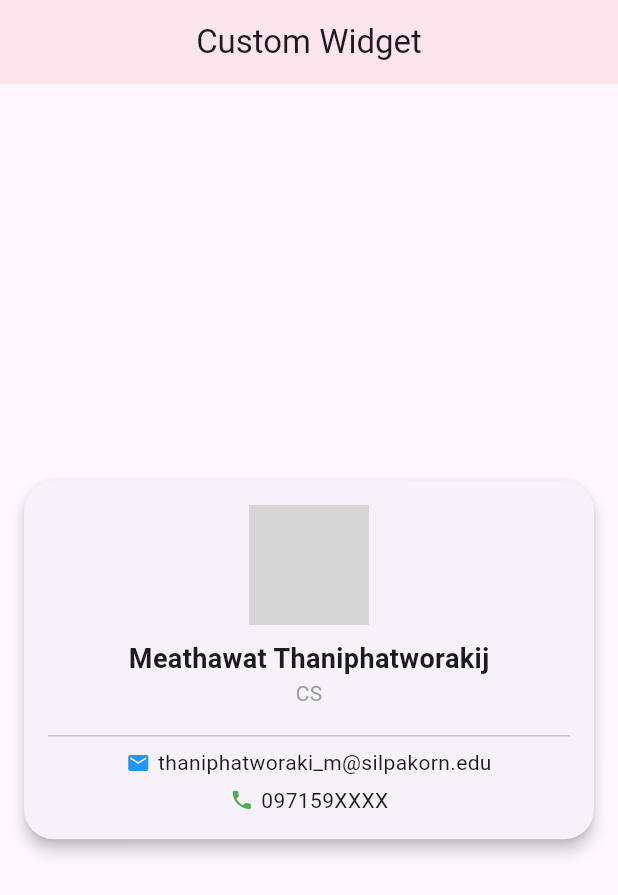
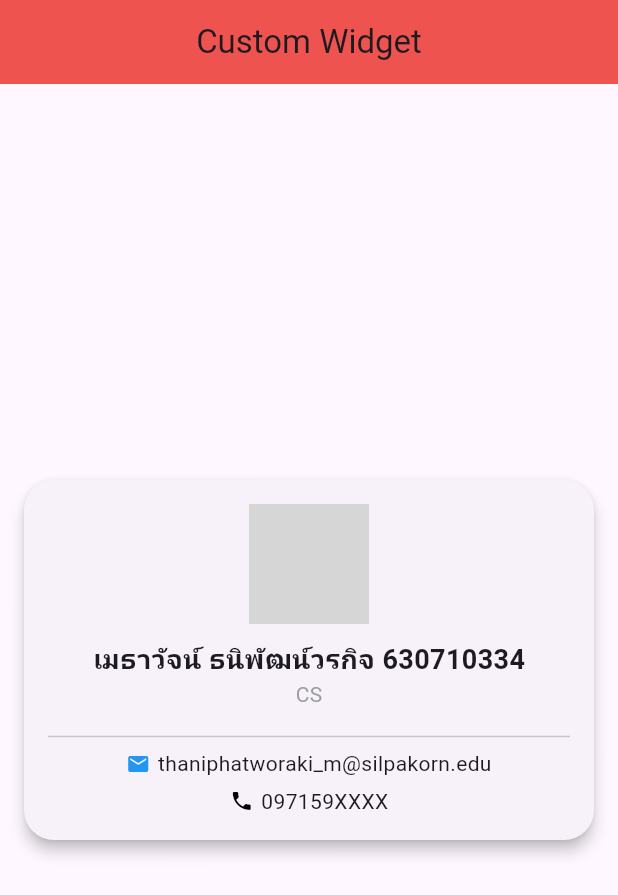
Before and after one commit to nonamegold/final_exam_630710334, a Flutter app: the screen it shows after launch, on a phone screen of 412 x 824 dp. Shown: the top 895 px of the screen. Run offline on Flutter 3.47's test engine with Material 3 defaults, Android fonts, the phone set to English and light mode, and no system bars; network calls fail; grey boxes are pictures that could not be loaded.

Commit message:
ready_for_exam

```diff
--- a/lib/main.dart
+++ b/lib/main.dart
@@ -16,11 +16,11 @@ class MyApp extends StatelessWidget {
         appBar: AppBar(
           title: const Text("Custom Widget"),
           centerTitle: true,
-          backgroundColor: Colors.pink[50],
+          backgroundColor: Colors.red[400],
         ),
         body: const Center(
           child: ProfileCard(
-            name: "Meathawat Thaniphatworakij",
+            name: "เมธาวัจน์ ธนิพัฒน์วรกิจ 630710334",
             position: "CS",
             email: "thaniphatworaki_m@silpakorn.edu",
             phoneNumber: "097159XXXX",
--- a/lib/profile_card.dart
+++ b/lib/profile_card.dart
@@ -63,7 +63,7 @@ class ProfileCard extends StatelessWidget {
             Row(
               mainAxisAlignment: MainAxisAlignment.center,
               children: [
-                const Icon(Icons.phone, size: 16, color: Colors.green),
+                const Icon(Icons.phone, size: 16, color: Colors.black),
                 const SizedBox(width: 5),
                 Text(phoneNumber, style: const TextStyle(fontSize: 14)),
               ],
```
